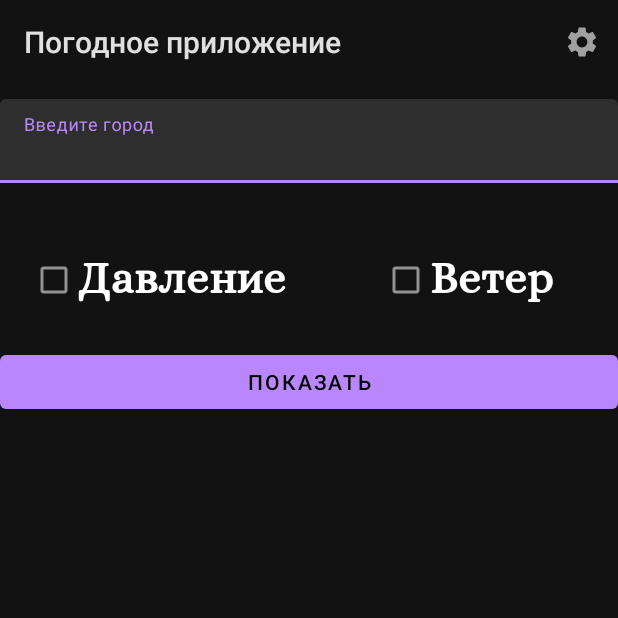
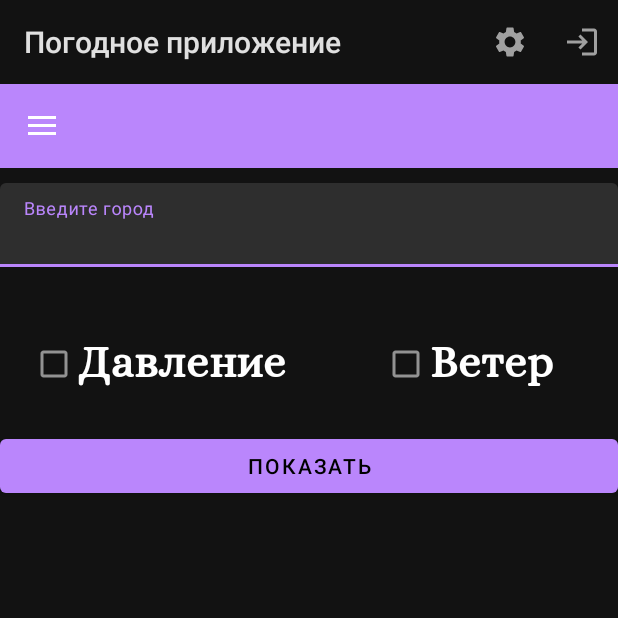
Before and after one commit to AlinaDorozhkina/Weather2, an Android app: the screen it shows after launch (MainActivity), on a phone screen of 412 x 824 dp, the top half of it. Run offline under Robolectric (Android 15) with nearby library versions, the phone set to English and light mode, and no system bars; 1 statement that could not run was skipped.

Commit message:
добавлен фргмент логин, боковое меню

```diff
--- a/app/build.gradle
+++ b/app/build.gradle
@@ -43,6 +43,11 @@ dependencies {
     implementation 'androidx.constraintlayout:constraintlayout:2.0.4'
     implementation 'com.google.code.gson:gson:2.8.5'
     implementation 'com.squareup.picasso:picasso:2.5.2'
+    implementation 'androidx.navigation:navigation-fragment:2.2.2'
+    implementation 'androidx.navigation:navigation-ui:2.2.2'
+    implementation 'androidx.lifecycle:lifecycle-livedata-ktx:2.2.0'
+    implementation 'androidx.lifecycle:lifecycle-viewmodel-ktx:2.2.0'
+    implementation 'androidx.annotation:annotation:1.1.0'
     testImplementation 'junit:junit:4.+'
     androidTestImplementation 'androidx.test.ext:junit:1.1.2'
     androidTestImplementation 'androidx.test.espresso:espresso-core:3.3.0'
--- a/app/src/main/java/com/example/weatherapp/MainActivity.java
+++ b/app/src/main/java/com/example/weatherapp/MainActivity.java
@@ -2,6 +2,10 @@ package com.example.weatherapp;
 
 import androidx.annotation.NonNull;
 import androidx.annotation.Nullable;
+import androidx.appcompat.app.ActionBarDrawerToggle;
+import androidx.appcompat.widget.Toolbar;
+import androidx.core.view.GravityCompat;
+import androidx.drawerlayout.widget.DrawerLayout;
 import androidx.fragment.app.FragmentManager;
 
 import android.content.Intent;
@@ -17,11 +21,13 @@ import android.widget.Toast;
 
 import com.example.weatherapp.adapters.FavouritesAdapter;
 import com.example.weatherapp.fragments.FavouritesCityFragment;
+import com.example.weatherapp.fragments.LoginFragment;
 import com.example.weatherapp.helper.Keys;
+import com.google.android.material.navigation.NavigationView;
 
 import java.util.ArrayList;
 
-public class MainActivity extends BaseActivity {
+public class MainActivity extends BaseActivity implements NavigationView.OnNavigationItemSelectedListener , LoginFragment.OnLoginFragmentDataListener {
     private static final String TAG = MainActivity.class.getSimpleName();
     private static final int SETTINGS_CODE = 1;
     private ArrayList<FavouriteCity> favouritesCities;
@@ -32,6 +38,24 @@ public class MainActivity extends BaseActivity {
     protected void onCreate(Bundle savedInstanceState) {
         super.onCreate(savedInstanceState);
         setContentView(R.layout.activity_main);
+        Toolbar toolbar = initToolbar();
+        initDrawer(toolbar);
+    }
+
+
+    private Toolbar initToolbar() {
+        Toolbar toolbar = findViewById(R.id.toolbar);
+        setSupportActionBar(toolbar);
+        return toolbar;
+    }
+
+    private void initDrawer(Toolbar toolbar){
+        DrawerLayout drawerLayout = findViewById(R.id.drawer_layout);
+        NavigationView navigationView = findViewById(R.id.nav_view);
+        ActionBarDrawerToggle toggle = new ActionBarDrawerToggle(this, drawerLayout, toolbar, R.string.navigation_drawer_open, R.string.navigation_drawer_close);
+        drawerLayout.addDrawerListener(toggle);
+        toggle.syncState();
+        navigationView.setNavigationItemSelectedListener(this);
     }
 
     private void prepareFavourites() {
@@ -90,12 +114,20 @@ public class MainActivity extends BaseActivity {
     @Override
     public boolean onOptionsItemSelected(@NonNull MenuItem item) {
         int id = item.getItemId();
-        if (id == R.id.settings1) {
 
-            Intent intent = new Intent(MainActivity.this, SettingsActivity.class);
-            startActivityForResult(intent, SETTINGS_CODE);
+        switch (id) {
+            case R.id.settings1:
+                Intent intent = new Intent(MainActivity.this, SettingsActivity.class);
+                startActivityForResult(intent, SETTINGS_CODE);
+                return true;
+            case R.id.loginPassword:
+                LoginFragment loginFragment=new LoginFragment();
+                getSupportFragmentManager().beginTransaction().replace(R.id.frame_for_login_fragment, loginFragment).commit();
+                return true;
+        }
 
-        }
+
+
         return super.onOptionsItemSelected(item);
     }
 
@@ -154,4 +186,31 @@ public class MainActivity extends BaseActivity {
         Toast.makeText(getApplicationContext(), "onDestroy()", Toast.LENGTH_SHORT).show();
         Log.d(TAG, "onDestroy()");
     }
+
+    @Override
+    public boolean onNavigationItemSelected(@NonNull MenuItem item) {
+        int id = item.getItemId();
+
+        switch (id) {
+            case R.id.nav_home:
+                // TODO:
+                break;
+            case R.id.nav_slideshow:
+
+                break;
+            case R.id.nav_share:
+                break;
+            case R.id.nav_send:
+                break;
+        }
+
+        DrawerLayout drawer = findViewById(R.id.drawer_layout);
+        drawer.closeDrawer(GravityCompat.START);
+        return true;
+    }
+
+    @Override
+    public void sendName(String name) {
+        Log.v(TAG, " получено "+ name);
+    }
 }
--- a/app/src/main/java/com/example/weatherapp/WeatherDescription.java
+++ b/app/src/main/java/com/example/weatherapp/WeatherDescription.java
@@ -48,8 +48,8 @@ public class WeatherDescription extends AppCompatActivity implements CurrentWeat
         setContentView(R.layout.activity_weather_description);
         if (getIntent().hasExtra(Keys.CITY)) {
             city = getIntent().getStringExtra(Keys.CITY);
+            Log.v(TAG, " получен интент "+city);
         }
-
         DownloadWeatherTask task = new DownloadWeatherTask();
         task.execute(String.format(WEATHER_URL, city, BuildConfig.WEATHER_API_KEY));
     }
--- /dev/null
+++ b/app/src/main/res/drawable/ic_baseline_login_24.xml
@@ -0,0 +1,10 @@
+<vector xmlns:android="http://schemas.android.com/apk/res/android"
+    android:width="24dp"
+    android:height="24dp"
+    android:viewportWidth="24"
+    android:viewportHeight="24"
+    android:tint="?attr/colorControlNormal">
+  <path
+      android:fillColor="@android:color/white"
+      android:pathData="M11,7L9.6,8.4l2.6,2.6H2v2h10.2l-2.6,2.6L11,17l5,-5L11,7zM20,19h-8v2h8c1.1,0 2,-0.9 2,-2V5c0,-1.1 -0.9,-2 -2,-2h-8v2h8V19z"/>
+</vector>
--- a/app/src/main/res/drawable/ic_baseline_settings_24.xml
+++ b/app/src/main/res/drawable/ic_baseline_settings_24.xml
@@ -1,5 +1,11 @@
-<vector android:alpha="1" android:height="24dp"
-    android:tint="?attr/colorControlNormal" android:viewportHeight="24"
-    android:viewportWidth="24" android:width="24dp" xmlns:android="http://schemas.android.com/apk/res/android">
-    <path android:fillColor="@android:color/white" android:pathData="M19.14,12.94c0.04,-0.3 0.06,-0.61 0.06,-0.94c0,-0.32 -0.02,-0.64 -0.07,-0.94l2.03,-1.58c0.18,-0.14 0.23,-0.41 0.12,-0.61l-1.92,-3.32c-0.12,-0.22 -0.37,-0.29 -0.59,-0.22l-2.39,0.96c-0.5,-0.38 -1.03,-0.7 -1.62,-0.94L14.4,2.81c-0.04,-0.24 -0.24,-0.41 -0.48,-0.41h-3.84c-0.24,0 -0.43,0.17 -0.47,0.41L9.25,5.35C8.66,5.59 8.12,5.92 7.63,6.29L5.24,5.33c-0.22,-0.08 -0.47,0 -0.59,0.22L2.74,8.87C2.62,9.08 2.66,9.34 2.86,9.48l2.03,1.58C4.84,11.36 4.8,11.69 4.8,12s0.02,0.64 0.07,0.94l-2.03,1.58c-0.18,0.14 -0.23,0.41 -0.12,0.61l1.92,3.32c0.12,0.22 0.37,0.29 0.59,0.22l2.39,-0.96c0.5,0.38 1.03,0.7 1.62,0.94l0.36,2.54c0.05,0.24 0.24,0.41 0.48,0.41h3.84c0.24,0 0.44,-0.17 0.47,-0.41l0.36,-2.54c0.59,-0.24 1.13,-0.56 1.62,-0.94l2.39,0.96c0.22,0.08 0.47,0 0.59,-0.22l1.92,-3.32c0.12,-0.22 0.07,-0.47 -0.12,-0.61L19.14,12.94zM12,15.6c-1.98,0 -3.6,-1.62 -3.6,-3.6s1.62,-3.6 3.6,-3.6s3.6,1.62 3.6,3.6S13.98,15.6 12,15.6z"/>
+<vector xmlns:android="http://schemas.android.com/apk/res/android"
+    android:width="24dp"
+    android:height="24dp"
+    android:alpha="1"
+    android:tint="?attr/colorControlNormal"
+    android:viewportWidth="24"
+    android:viewportHeight="24">
+    <path
+        android:fillColor="@android:color/white"
+        android:pathData="M19.14,12.94c0.04,-0.3 0.06,-0.61 0.06,-0.94c0,-0.32 -0.02,-0.64 -0.07,-0.94l2.03,-1.58c0.18,-0.14 0.23,-0.41 0.12,-0.61l-1.92,-3.32c-0.12,-0.22 -0.37,-0.29 -0.59,-0.22l-2.39,0.96c-0.5,-0.38 -1.03,-0.7 -1.62,-0.94L14.4,2.81c-0.04,-0.24 -0.24,-0.41 -0.48,-0.41h-3.84c-0.24,0 -0.43,0.17 -0.47,0.41L9.25,5.35C8.66,5.59 8.12,5.92 7.63,6.29L5.24,5.33c-0.22,-0.08 -0.47,0 -0.59,0.22L2.74,8.87C2.62,9.08 2.66,9.34 2.86,9.48l2.03,1.58C4.84,11.36 4.8,11.69 4.8,12s0.02,0.64 0.07,0.94l-2.03,1.58c-0.18,0.14 -0.23,0.41 -0.12,0.61l1.92,3.32c0.12,0.22 0.37,0.29 0.59,0.22l2.39,-0.96c0.5,0.38 1.03,0.7 1.62,0.94l0.36,2.54c0.05,0.24 0.24,0.41 0.48,0.41h3.84c0.24,0 0.44,-0.17 0.47,-0.41l0.36,-2.54c0.59,-0.24 1.13,-0.56 1.62,-0.94l2.39,0.96c0.22,0.08 0.47,0 0.59,-0.22l1.92,-3.32c0.12,-0.22 0.07,-0.47 -0.12,-0.61L19.14,12.94zM12,15.6c-1.98,0 -3.6,-1.62 -3.6,-3.6s1.62,-3.6 3.6,-3.6s3.6,1.62 3.6,3.6S13.98,15.6 12,15.6z" />
 </vector>
--- a/app/src/main/res/layout/activity_main.xml
+++ b/app/src/main/res/layout/activity_main.xml
@@ -1,11 +1,40 @@
 <?xml version="1.0" encoding="utf-8"?>
-<LinearLayout xmlns:android="http://schemas.android.com/apk/res/android"
+<androidx.drawerlayout.widget.DrawerLayout
+    xmlns:android="http://schemas.android.com/apk/res/android"
+    xmlns:tools="http://schemas.android.com/tools"
     xmlns:app="http://schemas.android.com/apk/res-auto"
-    xmlns:tools="http://schemas.android.com/tools"
+    android:id="@+id/drawer_layout"
     android:layout_width="match_parent"
     android:layout_height="match_parent"
-    android:orientation="vertical"
-    tools:context=".MainActivity">
+    android:fitsSystemWindows="true"
+    tools:openDrawer="start">
+
+    <com.google.android.material.navigation.NavigationView
+        android:id="@+id/nav_view"
+        android:layout_width="wrap_content"
+        android:layout_height="match_parent"
+        android:layout_gravity="start"
+        android:fitsSystemWindows="true"
+        app:headerLayout="@layout/nav_header_main"
+        app:menu="@menu/activity_main_drawer" />
+
+
+
+    <LinearLayout
+        android:layout_width="match_parent"
+        android:layout_height="match_parent"
+        android:orientation="vertical"
+        tools:context=".MainActivity">
+
+        <include
+            layout="@layout/app_bar_main"
+            android:layout_width="match_parent"
+            android:layout_height="wrap_content" />
+
+        <FrameLayout
+            android:id="@+id/frame_for_login_fragment"
+            android:layout_width="match_parent"
+            android:layout_height="wrap_content"/>
 
     <fragment
         android:id="@+id/fragment_favourites_city"
@@ -13,11 +42,11 @@
         android:layout_width="match_parent"
         android:layout_height="wrap_content"
         android:layout_marginTop="@dimen/common_margin_small"
-        tools:layout="@layout/fragment_main_functions">
+        tools:layout="@layout/fragment_main_functions"/>
 
-    </fragment>
 
-    <fragment
+
+        <fragment
         android:id="@+id/fragment_for_favorites"
         android:name="com.example.weatherapp.fragments.FavouritesCityFragment"
         android:layout_width="match_parent"
@@ -33,4 +62,8 @@
     </fragment>
 
 
-</LinearLayout>
+
+
+    </LinearLayout>
+
+    </androidx.drawerlayout.widget.DrawerLayout>
--- /dev/null
+++ b/app/src/main/res/layout/app_bar_main.xml
@@ -0,0 +1,28 @@
+<?xml version="1.0" encoding="UTF-8"?>
+
+<androidx.coordinatorlayout.widget.CoordinatorLayout
+    xmlns:android="http://schemas.android.com/apk/res/android"
+    xmlns:app="http://schemas.android.com/apk/res-auto"
+    xmlns:tools="http://schemas.android.com/tools"
+    android:layout_width="match_parent"
+    android:layout_height="match_parent"
+    tools:context=".MainActivity">
+
+
+    <com.google.android.material.appbar.AppBarLayout
+        android:layout_width="match_parent"
+        android:layout_height="wrap_content"
+        android:theme="@style/AppTheme.AppBarOverlay">
+
+        <androidx.appcompat.widget.Toolbar
+            android:id="@+id/toolbar"
+            android:layout_width="match_parent"
+            android:layout_height="?attr/actionBarSize"
+            android:background="?attr/colorPrimary"
+            app:popupTheme="@style/AppTheme.PopupOverlay" />
+
+
+    </com.google.android.material.appbar.AppBarLayout>
+
+
+</androidx.coordinatorlayout.widget.CoordinatorLayout>
--- /dev/null
+++ b/app/src/main/res/menu/activity_main_drawer.xml
@@ -0,0 +1,36 @@
+<?xml version="1.0" encoding="UTF-8"?>
+
+<menu xmlns:android="http://schemas.android.com/apk/res/android"
+    xmlns:tools="http://schemas.android.com/tools"
+    tools:showIn="navigation_view">
+    <group android:checkableBehavior="single">
+
+        <item
+            android:id="@+id/nav_home"
+            android:icon="@android:drawable/ic_menu_rotate"
+            android:title="@string/menu_home" />
+
+
+        <item
+            android:id="@+id/nav_slideshow"
+            android:icon="@android:drawable/btn_minus"
+            android:title="@string/menu_slideshow" />
+
+    </group>
+
+    <item android:title="Communicate">
+        <menu>
+            <item
+                android:id="@+id/nav_share"
+                android:icon="@android:drawable/ic_menu_share"
+                android:title="делить" />
+            <item
+                android:id="@+id/nav_send"
+                android:icon="@android:drawable/ic_menu_send"
+                android:title="отправить" />
+
+        </menu>
+
+    </item>
+
+</menu>
--- a/app/src/main/res/menu/toolbar_menu.xml
+++ b/app/src/main/res/menu/toolbar_menu.xml
@@ -5,6 +5,14 @@
         android:id="@+id/settings1"
         android:title="@string/settings"
         android:icon="@drawable/ic_baseline_settings_24"
+        app:showAsAction="ifRoom" />
+
+    <item
+        android:id="@+id/loginPassword"
+        android:title="@string/sign_in"
+        android:icon="@drawable/ic_baseline_login_24"
         app:showAsAction="always" />
 
+
+
 </menu>
--- a/app/src/main/res/values/colors.xml
+++ b/app/src/main/res/values/colors.xml
@@ -4,7 +4,7 @@
     <color name="teal_200">#FF03DAC5</color>
     <color name="teal_700">#FF018786</color>
     <color name="purple_500">#FF6200EE</color>
-    <color name="purple_700">#FF3700B3</color>
+    <color name="purple_700">#13013C</color>
     <color name="black">#191818</color>
     <color name="white">#FFFFFFFF</color>
     <color name="yellow">#FFE640</color>
--- a/app/src/main/res/values/strings.xml
+++ b/app/src/main/res/values/strings.xml
@@ -28,4 +28,22 @@
     <string name="data">дата</string>
     <string name="delete">Удалить</string>
     <string name="open">Открыть</string>
+    <string name="title_activity_main2">MainActivity</string>
+    <string name="navigation_drawer_open">Open navigation drawer</string>
+    <string name="navigation_drawer_close">Close navigation drawer</string>
+    <string name="nav_header_title">Android Studio</string>
+    <string name="nav_header_subtitle">android.studio@android.com</string>
+    <string name="nav_header_desc">Navigation header</string>
+    <string name="action_settings">Settings</string>
+
+    <string name="menu_home">Home</string>
+    <string name="menu_gallery">Gallery</string>
+    <string name="menu_slideshow">Slideshow</string>
+    <!-- Strings related to login -->
+    <string name="prompt_name">Введите имя</string>
+    <string name="prompt_password">Введите пароль</string>
+    <string name="sign_in">Войти</string>
+    <string name="invalid_username">Неверное имя</string>
+    <string name="invalid_password">Пароль введен неверно</string>
+    <string name="login_failed">"Login failed"</string>
 </resources>
--- a/app/src/main/res/values/themes.xml
+++ b/app/src/main/res/values/themes.xml
@@ -19,6 +19,7 @@
         <item name="android:windowBackground">@color/orange</item>
         <item name="snackbarTextViewStyle">@style/my_super_small_text</item>
         <item name="colorPrimary">@color/green</item>
+        <item name="colorPrimaryDark">@color/black</item>
         <item name="android:textColorPrimary">@color/white</item>
         <item name="colorPrimaryVariant">@color/black</item>
         <item name="android:textViewStyle">@style/my_small_text</item>
@@ -27,11 +28,18 @@
         <item name="colorSecondary">@color/green</item>
         <item name="colorOnSecondary">@color/black</item>
         <item name="colorSecondaryVariant">@color/teal_700</item>
+        <item name="windowNoTitle">true</item>
 
     </style>
 
     <style name="AppDarkTheme" parent="Theme.MaterialComponents">
 
     </style>
+    <style name="AppTheme.NoActionBar">
+        <item name="windowActionBar">false</item>
+        <item name="windowNoTitle">true</item>
+    </style>
+    <style name="AppTheme.AppBarOverlay" parent="ThemeOverlay.AppCompat.Dark.ActionBar" />
+    <style name="AppTheme.PopupOverlay" parent="ThemeOverlay.AppCompat.Light" />
 
 </resources>
```
Also changed, not shown: app/src/main/AndroidManifest.xml (+5 -8 lines), app/src/main/java/com/example/weatherapp/fragments/LoginFragment.java (added, +118 -0 lines), app/src/main/res/drawable/ring.xml (+11 -4 lines), app/src/main/res/drawable/side_nav_bar.xml (added, +13 -0 lines), app/src/main/res/layout/fragment_login.xml (added, +52 -0 lines), app/src/main/res/layout/nav_header_main.xml (added, +37 -0 lines), app/src/main/res/navigation/mobile_navigation.xml (added, +25 -0 lines), app/src/main/res/values/dimens.xml (+9 -0 lines).
